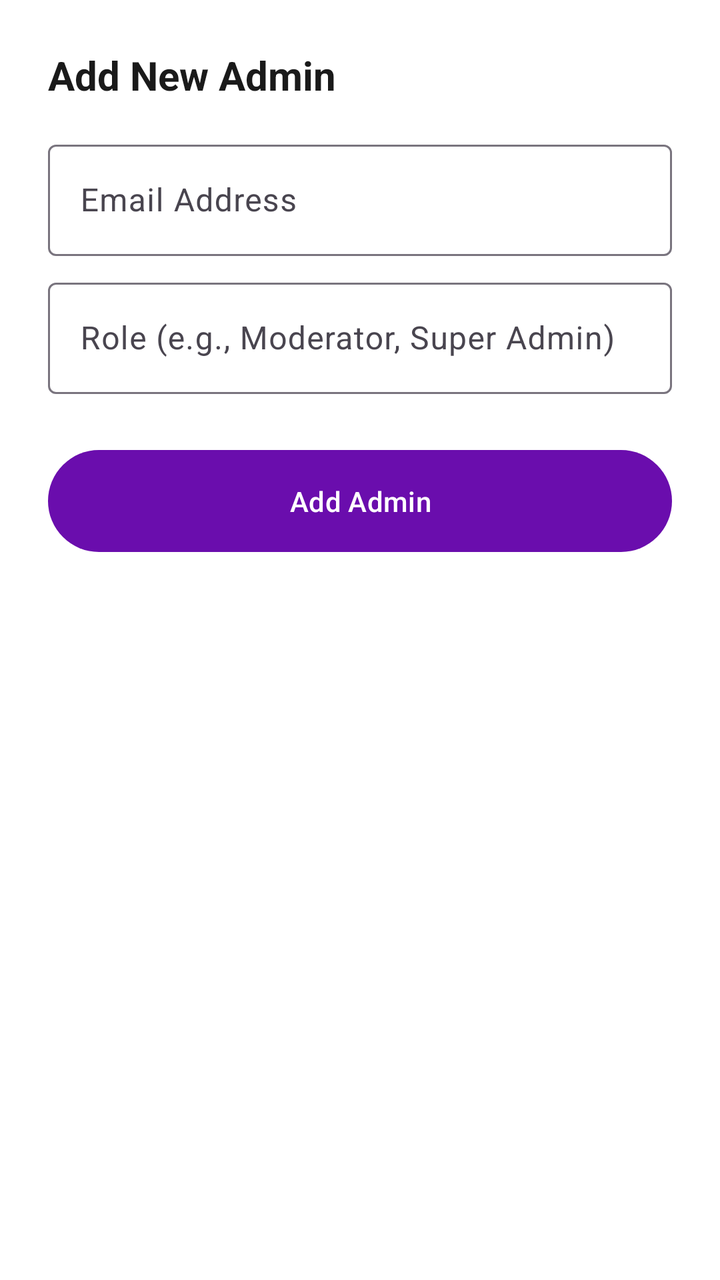
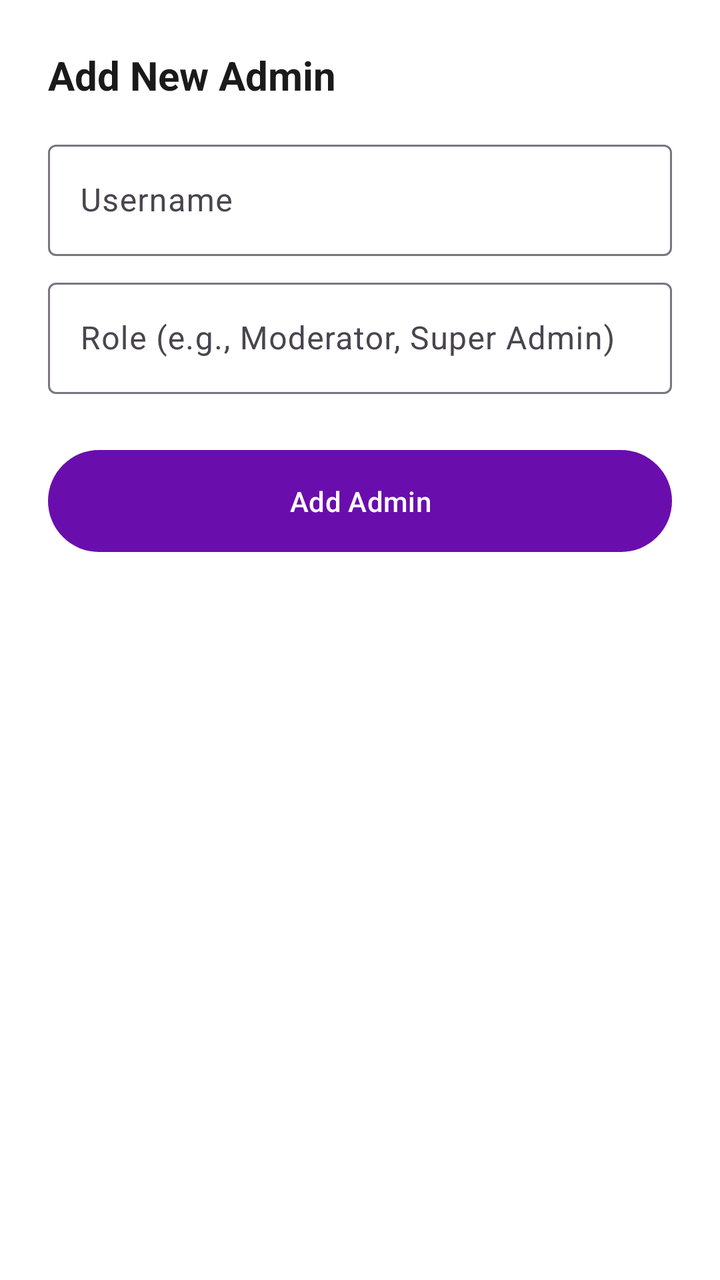

The first picture is an Android layout as it rendered before a commit; the second is the same layout after the commit. The layout source and the unified diff follow.
<!-- AndroidManifest.xml: application theme AppTheme -->
<!-- res/layout/dialog_add_admin.xml -->
<?xml version="1.0" encoding="utf-8"?>
<LinearLayout xmlns:android="http://schemas.android.com/apk/res/android"
    android:layout_width="match_parent"
    android:layout_height="wrap_content"
    android:orientation="vertical"
    android:padding="24dp">

    <TextView
        android:layout_width="wrap_content"
        android:layout_height="wrap_content"
        android:text="Add New Admin"
        android:textColor="@color/text_primary"
        android:textSize="20sp"
        android:textStyle="bold" />

    <com.google.android.material.textfield.TextInputLayout
        android:layout_width="match_parent"
        android:layout_height="wrap_content"
        android:layout_marginTop="16dp"
        android:hint="Email Address">
        <com.google.android.material.textfield.TextInputEditText
            android:id="@+id/inputAdminEmail"
            android:layout_width="match_parent"
            android:layout_height="wrap_content"
            android:inputType="textEmailAddress" />
    </com.google.android.material.textfield.TextInputLayout>

    <com.google.android.material.textfield.TextInputLayout
        android:layout_width="match_parent"
        android:layout_height="wrap_content"
        android:layout_marginTop="8dp"
        android:hint="Role (e.g., Moderator, Super Admin)">
        <com.google.android.material.textfield.TextInputEditText
            android:id="@+id/inputAdminRole"
            android:layout_width="match_parent"
            android:layout_height="wrap_content" />
    </com.google.android.material.textfield.TextInputLayout>

    <Button
        android:id="@+id/buttonAddAdmin"
        style="@style/PrimaryButton"
        android:layout_width="match_parent"
        android:layout_height="wrap_content"
        android:layout_marginTop="24dp"
        android:text="Add Admin" />
</LinearLayout>
<!-- resources referenced by this layout -->
<resources>
  <color name="text_primary">@color/soft_black</color>
  <style name="PrimaryButton" parent="Widget.Material3.Button">
          <item name="backgroundTint">@color/deep_purple</item>
          <item name="cornerRadius">28dp</item>
          <item name="android:paddingTop">16dp</item>
          <item name="android:paddingBottom">16dp</item>
          <item name="android:textColor">@color/pure_white</item>
          <item name="iconTint">@color/pure_white</item>
          <item name="android:textAllCaps">false</item>
      </style>
  <style name="AppTheme" parent="Theme.Material3.DayNight.NoActionBar">
          
          <item name="colorPrimary">@color/deep_purple</item>
          <item name="colorPrimaryVariant">@color/deep_purple_dark</item>
          <item name="colorOnPrimary">@color/text_on_primary</item>
  
          
          <item name="android:statusBarColor">@color/deep_purple</item>
          <item name="android:navigationBarColor">@color/deep_purple_dark</item>
  
          
          <item name="android:windowTranslucentNavigation">true</item>
          <item name="android:windowTranslucentStatus">true</item>
          <item name="android:windowFullscreen">true</item>
  
          
          <item name="android:windowBackground">@color/pure_white</item>
          <item name="android:textColorPrimary">@color/text_primary</item>
  
          
          <item name="android:forceDarkAllowed">true</item>
      </style>
  <color name="soft_black">#1a1a1a</color>
  <color name="deep_purple">#6A0DAD</color>
  <color name="pure_white">#FFFFFF</color>
  <color name="deep_purple_dark">#5A0B92</color>
  <color name="text_on_primary">@color/pure_white</color>
</resources>

<!-- the commit's change to res/layout/dialog_add_admin.xml (unified diff, before → after) -->
@@ -17,7 +17,7 @@
         android:layout_width="match_parent"
         android:layout_height="wrap_content"
         android:layout_marginTop="16dp"
-        android:hint="Email Address">
+        android:hint="Username">
         <com.google.android.material.textfield.TextInputEditText
             android:id="@+id/inputAdminEmail"
             android:layout_width="match_parent"
<!-- resource entries referenced after the edit -->
@@ -13,29 +13,26 @@
   <style name="AppTheme" parent="Theme.Material3.DayNight.NoActionBar">
           
           <item name="colorPrimary">@color/deep_purple</item>
-          <item name="colorPrimaryVariant">@color/deep_purple_dark</item>
-          <item name="colorOnPrimary">@color/text_on_primary</item>
+          <item name="colorOnPrimary">@color/pure_white</item>
+  
+          
+          <item name="colorSurface">@color/background</item>
+          <item name="colorOnSurface">@color/text_primary</item>
   
           
           <item name="android:statusBarColor">@color/deep_purple</item>
-          <item name="android:navigationBarColor">@color/deep_purple_dark</item>
-  
-          
-          <item name="android:windowTranslucentNavigation">true</item>
-          <item name="android:windowTranslucentStatus">true</item>
           <item name="android:windowFullscreen">true</item>
   
           
-          <item name="android:windowBackground">@color/pure_white</item>
-          <item name="android:textColorPrimary">@color/text_primary</item>
-  
-          
-          <item name="android:forceDarkAllowed">true</item>
+          <item name="android:windowBackground">?attr/colorSurface</item>
+          <item name="android:textColorPrimary">?attr/colorOnSurface</item>
+          <item name="android:textColorSecondary">@color/text_secondary</item>
       </style>
   <color name="soft_black">#1a1a1a</color>
   <color name="deep_purple">#6A0DAD</color>
   <color name="pure_white">#FFFFFF</color>
-  <color name="deep_purple_dark">#5A0B92</color>
-  <color name="text_on_primary">@color/pure_white</color>
+  <color name="background">@color/pure_white</color>
+  <color name="text_secondary">@color/inactive_gray</color>
+  <color name="inactive_gray">#9CA3AF</color>
 </resources>
 
